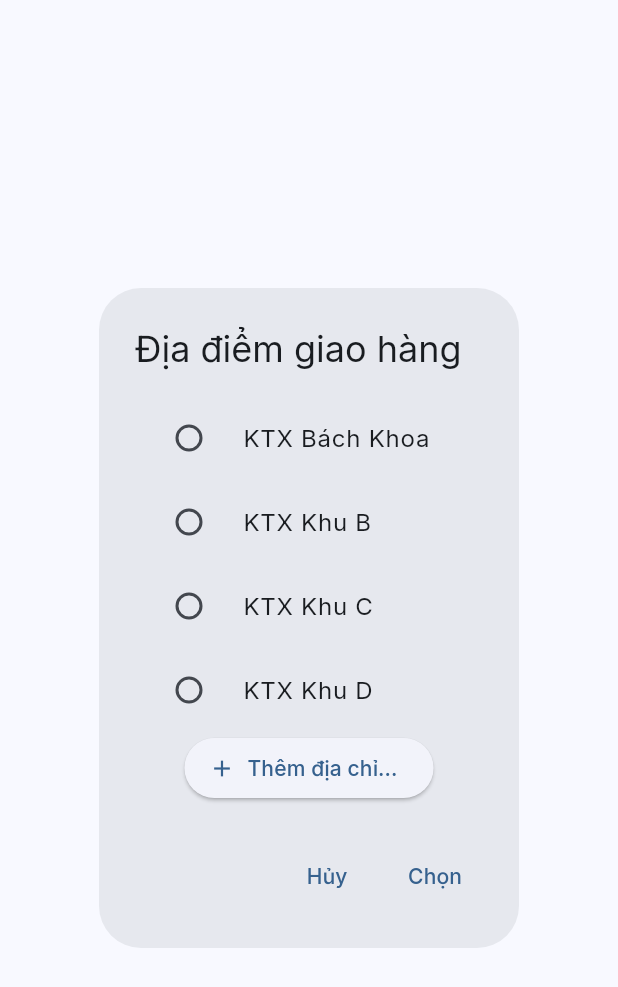
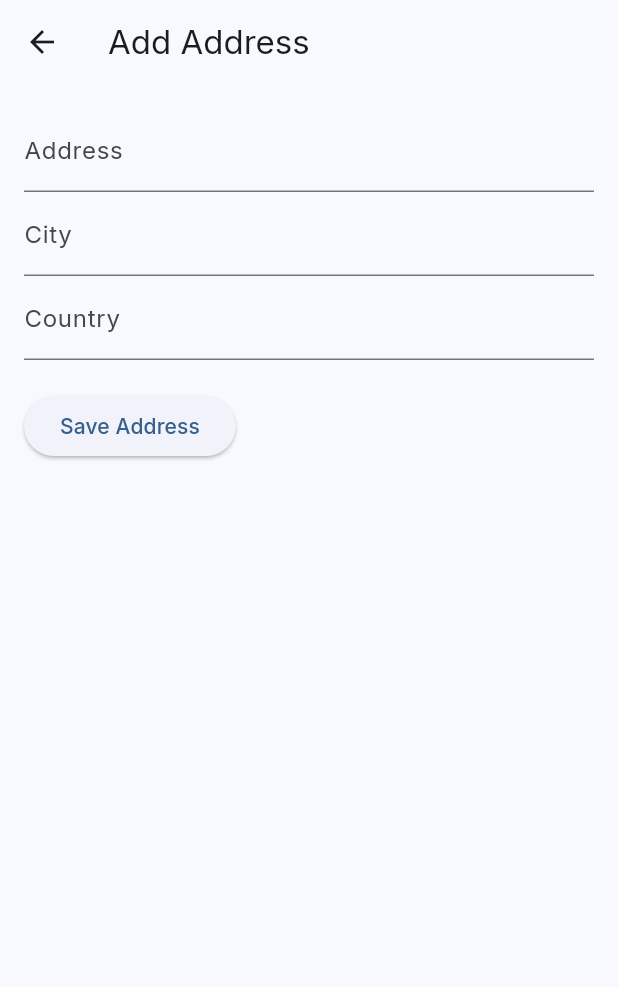
Before and after one commit to trannghia0997/Foursquare, a Flutter app: the SelectAddress widget shown alone on an empty page, opened directly, after a tap on "Thêm địa chỉ...", on a phone screen of 412 x 824 dp. Shown: the top 987 px of the screen. Run offline on Flutter 3.47's test engine with Material 3 defaults, Android fonts, the light colour scheme and no system bars; our stand-ins replace convex_bottom_bar, file_picker, flutter_chat_types, flutter_chat_ui, flutter_hooks, freezed_annotation and 9 more; accounts and stored records are empty; generated files the repository leaves out were written again; network calls fail.

Commit message:
build: Add address for client payment

```diff
--- /dev/null
+++ b/lib/client/addAddress.dart
@@ -0,0 +1,92 @@
+// ignore_for_file: unused_local_variable, file_names, use_key_in_widget_constructors, library_private_types_in_public_api
+
+import 'package:flutter/material.dart';
+
+class AddAddress extends StatefulWidget {
+  @override
+  _AddAddressState createState() => _AddAddressState();
+}
+
+class _AddAddressState extends State<AddAddress> {
+  final _formKey = GlobalKey<FormState>();
+  final TextEditingController _addressController = TextEditingController();
+  final TextEditingController _cityController = TextEditingController();
+  final TextEditingController _countryController = TextEditingController();
+
+  @override
+  Widget build(BuildContext context) {
+    return Scaffold(
+      appBar: AppBar(
+        title: const Text('Add Address'),
+      ),
+      body: Padding(
+        padding: const EdgeInsets.all(16.0),
+        child: Form(
+          key: _formKey,
+          child: Column(
+            crossAxisAlignment: CrossAxisAlignment.start,
+            children: <Widget>[
+              TextFormField(
+                controller: _addressController,
+                decoration: const InputDecoration(
+                  labelText: 'Address',
+                ),
+                validator: (value) {
+                  if (value!.isEmpty) {
+                    return 'Please enter your address';
+                  }
+                  return null;
+                },
+              ),
+              TextFormField(
+                controller: _cityController,
+                decoration: const InputDecoration(
+                  labelText: 'City',
+                ),
+                validator: (value) {
+                  if (value!.isEmpty) {
+                    return 'Please enter your city';
+                  }
+                  return null;
+                },
+              ),
+              TextFormField(
+                controller: _countryController,
+                decoration: const InputDecoration(
+                  labelText: 'Country',
+                ),
+                validator: (value) {
+                  if (value!.isEmpty) {
+                    return 'Please enter your country';
+                  }
+                  return null;
+                },
+              ),
+              const SizedBox(height: 20.0),
+              ElevatedButton(
+                onPressed: () {
+                  if (_formKey.currentState!.validate()) {
+                    // Save the address to your database or perform any necessary action
+                    String address = _addressController.text;
+                    String city = _cityController.text;
+                    String country = _countryController.text;
+                    // You can handle the address data here as per your requirement
+                  }
+                },
+                child: const Text('Save Address'),
+              ),
+            ],
+          ),
+        ),
+      ),
+    );
+  }
+
+  @override
+  void dispose() {
+    _addressController.dispose();
+    _cityController.dispose();
+    _countryController.dispose();
+    super.dispose();
+  }
+}
--- a/lib/client/selectAddress.dart
+++ b/lib/client/selectAddress.dart
@@ -1,10 +1,11 @@
 // ignore_for_file: file_names, use_key_in_widget_constructors, library_private_types_in_public_api, unnecessary_to_list_in_spreads
 
 import 'package:flutter/material.dart';
+import 'package:foursquare_client/client/addAddress.dart';
 
 String selectedLocation = locations.first;
 List<String> locations = [
-  'KTX Bách Khoa',
+  'KTX Bách Khoa, Dĩ An, Bình Dương',
   'KTX Khu B',
   'KTX Khu C',
   'KTX Khu D',
@@ -40,8 +41,15 @@ class _SelectAddressState extends State<SelectAddress> {
               );
             }).toList(),
           ),
+          // Thêm địa chỉ
           ElevatedButton.icon(
-            onPressed: () {},
+            onPressed: () {
+              Navigator.push(
+                      context,
+                      MaterialPageRoute(
+                          builder: (context) => AddAddress()),
+                    );
+            },
             icon: const Icon(Icons.add),
             label: const Text('Thêm địa chỉ...'),
           )
```
Also changed, not shown: lib/client/payment.dart (+2 -25 lines).
